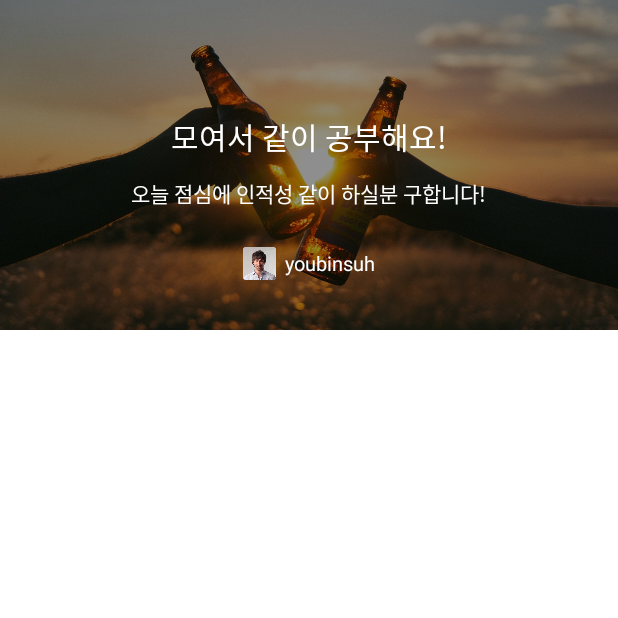
After one commit to ChoiAhHyun/team05_android, an Android app: the HomeDetailActivity screen opened directly, with no data from a screen before it, on a phone screen of 412 x 824 dp, the top half of it. The commit adds this screen. Run offline under Robolectric (Android 15) with nearby library versions, the phone set to English and light mode, and no system bars; our stand-ins replace ButterKnife.

Commit message:
Collapsing Boolbar with Nested View

```diff
--- a/app/src/main/AndroidManifest.xml
+++ b/app/src/main/AndroidManifest.xml
@@ -37,6 +37,7 @@
                 <category android:name="android.intent.category.LAUNCHER"/>
             </intent-filter>
         </activity>
+        <activity android:name=".view.home.HomeDetailActivity" />
     </application>
 
 </manifest>
--- a/app/src/main/java/com/yapp14th/yappapp/Base/BaseActivity.java
+++ b/app/src/main/java/com/yapp14th/yappapp/Base/BaseActivity.java
@@ -5,6 +5,7 @@ import android.app.Dialog;
 import android.content.Context;
 import android.content.ContextWrapper;
 import android.graphics.Bitmap;
+import android.graphics.Color;
 import android.graphics.drawable.BitmapDrawable;
 import android.graphics.drawable.ColorDrawable;
 import android.graphics.drawable.Drawable;
@@ -14,6 +15,7 @@ import android.text.Html;
 import android.util.TypedValue;
 import android.view.LayoutInflater;
 import android.view.MenuItem;
+import android.view.View;
 import android.widget.RelativeLayout;
 
 import com.google.android.material.snackbar.Snackbar;
@@ -32,6 +34,7 @@ public abstract class BaseActivity extends AppCompatActivity {
 
     private int mProgressCount = 0;
     private boolean mIsShowProgress = false;
+    protected Toolbar toolbar;
 
     @Override
     protected void onCreate(@Nullable Bundle savedInstanceState) {
@@ -44,7 +47,7 @@ public abstract class BaseActivity extends AppCompatActivity {
 
     // 툴바 필요할 시 사용
     protected void setToolbar(String title, boolean isBackBtn) {
-        Toolbar toolbar = findViewById(R.id.toolbar);
+        toolbar = findViewById(R.id.toolbar);
 
         if (toolbar != null) {
             if (title != null || !title.isEmpty()) { // 툴바 타이틀이 없을 경우
@@ -53,6 +56,7 @@ public abstract class BaseActivity extends AppCompatActivity {
             setSupportActionBar(toolbar);
 
             ActionBar actionbar = getSupportActionBar();
+
             if (actionbar != null && isBackBtn) { // 이전 버튼을 보여주고 싶지 않을 경우
                 getSupportActionBar().setDisplayHomeAsUpEnabled(true);
                 // 이전 버튼 이미지 추가
@@ -62,8 +66,16 @@ public abstract class BaseActivity extends AppCompatActivity {
                 Drawable newdrawable = new BitmapDrawable(getResources(), Bitmap.createScaledBitmap(bitmap, px, px, true));
                 getSupportActionBar().setHomeAsUpIndicator(newdrawable);
 
+                toolbar.setNavigationOnClickListener(v -> onBackPressed());
+
             }
         }
+    }
+
+    protected void setToolbarColor(int color){
+        getSupportActionBar().setBackgroundDrawable(new ColorDrawable(getColor(R.color.transparent)));
+
+        toolbar.setBackgroundColor(color);
     }
 
 
--- a/app/src/main/java/com/yapp14th/yappapp/adapter/home/GroupCardAdpater.java
+++ b/app/src/main/java/com/yapp14th/yappapp/adapter/home/GroupCardAdpater.java
@@ -15,6 +15,7 @@ import java.util.ArrayList;
 import androidx.annotation.NonNull;
 import androidx.recyclerview.widget.RecyclerView;
 import butterknife.BindView;
+import butterknife.OnClick;
 
 public class GroupCardAdpater extends RecyclerView.Adapter<RecyclerView.ViewHolder> {
 
@@ -22,12 +23,25 @@ public class GroupCardAdpater extends RecyclerView.Adapter<RecyclerView.ViewHold
     private Context mContext;
     private int viewType;
     private final int VIEW_TYPE_NEAR = 0 , VIEW_TYPE_REAL_TIME = 1;
+    private ItemOnCickListener mItemOnClickListener;
 
     public GroupCardAdpater(Context mContext, ArrayList<GroupCardInfo> modelList, int viewType){
 
         this.mContext = mContext;
         this.modelList = modelList;
         this.viewType = viewType;
+
+    }
+
+    public interface ItemOnCickListener{
+
+        void onClickListener(GroupCardInfo model, View sharedView);
+
+    }
+
+    public void setOnItemClickListener(ItemOnCickListener mItemOnClickListener){
+
+        this.mItemOnClickListener = mItemOnClickListener;
 
     }
 
@@ -54,18 +68,39 @@ public class GroupCardAdpater extends RecyclerView.Adapter<RecyclerView.ViewHold
     @Override
     public void onBindViewHolder(@NonNull RecyclerView.ViewHolder viewHolder, int position) {
 
-        GroupCardViewHolder holder = (GroupCardViewHolder) viewHolder;
+            GroupCardViewHolder holder = (GroupCardViewHolder) viewHolder;
 
+            GroupCardInfo model = modelList.get(position);
 
+            holder.imgCardBgr.setTransitionName(model.getTitle());
+
+            holder.itemView.setOnClickListener(onClickListener(modelList.get(position), holder.imgCardBgr));
+
+            //TODO
+            //set View Data
 
     }
+
+    private View.OnClickListener onClickListener(final GroupCardInfo model, final ImageView sharedImage){
+
+        View.OnClickListener listener = new View.OnClickListener() {
+            @Override
+            public void onClick(View v) {
+                mItemOnClickListener.onClickListener(model, sharedImage);
+            }
+        };
+
+        return listener;
+
+    }
+
 
     @Override
     public int getItemCount() {
         return modelList.size();
     }
 
-    private class GroupCardViewHolder extends RecyclerView.ViewHolder implements View.OnClickListener{
+    private class GroupCardViewHolder extends RecyclerView.ViewHolder {
 
         private ImageView imgCardBgr, imgUser1, imgUser2, imgUser3, imgUser4;
         private TextView txtCardTitle, txtDate, txtTime, txtLocName, txtDist, txtUsersCnt;
@@ -100,10 +135,6 @@ public class GroupCardAdpater extends RecyclerView.Adapter<RecyclerView.ViewHold
 
         }
 
-        @Override
-        public void onClick(View v) {
-
-        }
     }
 
 }
--- a/app/src/main/java/com/yapp14th/yappapp/model/GroupCardInfo.java
+++ b/app/src/main/java/com/yapp14th/yappapp/model/GroupCardInfo.java
@@ -13,7 +13,15 @@ public class GroupCardInfo implements Parcelable {
     private String distance;
     private ArrayList<String> imgSrcPath;
 
-    public GroupCardInfo(String title, String date,String time, String locName, String distance, ArrayList<String> imgSrcPath){
+    public String getTitle() {
+        return title;
+    }
+
+    public void setTitle(String title) {
+        this.title = title;
+    }
+
+    public GroupCardInfo(String title, String date, String time, String locName, String distance, ArrayList<String> imgSrcPath){
 
         this.title = title;
         this.time = time;
--- a/app/src/main/java/com/yapp14th/yappapp/view/activity/MainActivity.java
+++ b/app/src/main/java/com/yapp14th/yappapp/view/activity/MainActivity.java
@@ -11,7 +11,7 @@ import com.yapp14th.yappapp.Base.BaseFragment;
 import com.yapp14th.yappapp.R;
 import com.yapp14th.yappapp.view.fragment.AddFragment;
 import com.yapp14th.yappapp.view.fragment.AlarmFragment;
-import com.yapp14th.yappapp.view.fragment.HomeFragment;
+import com.yapp14th.yappapp.view.home.HomeFragment;
 import com.yapp14th.yappapp.view.fragment.MypageFragment;
 
 import androidx.annotation.NonNull;
--- /dev/null
+++ b/app/src/main/java/com/yapp14th/yappapp/view/home/HomeDetailActivity.java
@@ -0,0 +1,94 @@
+package com.yapp14th.yappapp.view.home;
+
+import android.app.Activity;
+import android.graphics.drawable.ColorDrawable;
+import android.os.Bundle;
+import android.transition.Fade;
+import android.transition.Transition;
+import android.view.View;
+import android.widget.ImageView;
+
+import com.google.android.material.appbar.CollapsingToolbarLayout;
+import com.yapp14th.yappapp.Base.BaseActivity;
+import com.yapp14th.yappapp.R;
+
+import androidx.annotation.Nullable;
+import butterknife.BindView;
+
+
+public class HomeDetailActivity extends BaseActivity implements Transition.TransitionListener {
+
+    @BindView(R.id.ct)
+    CollapsingToolbarLayout ct;
+
+    @BindView(R.id.img_card_bgr)
+    ImageView imgBgr;
+
+    @Override
+    protected int getLayout() {
+        return R.layout.activity_home_detail;
+    }
+
+    @Override
+    protected void onCreate(@Nullable Bundle savedInstanceState) {
+        super.onCreate(savedInstanceState);
+
+        setToolbar("모임 상세", true);
+
+        getWindow().getSharedElementEnterTransition().addListener(this);
+
+        exclude(this);
+
+        ct.setExpandedTitleTextAppearance(R.style.ExpandedAppBarBlack);
+
+        ct.setCollapsedTitleTextAppearance(R.style.CollapsedAppBarBlack);
+
+        toolbar.setVisibility(View.INVISIBLE);
+
+        setTransitionName();
+
+        getSupportActionBar().setBackgroundDrawable(new ColorDrawable(getColor(R.color.transparent)));
+
+    }
+
+    private void setTransitionName(){
+
+        postponeEnterTransition();
+
+        imgBgr.setTransitionName(getIntent().getStringExtra(getString(R.string.intent_str_transition_view)));
+
+        imgBgr.setImageDrawable(getResources().getDrawable(R.drawable.sample_glass));
+
+        startPostponedEnterTransition();
+    }
+
+    public static void exclude(Activity context){   // transition 시 화면 반짝이 제거
+
+        Fade fade = new Fade();
+
+        View decor = context.getWindow().getDecorView();
+
+        fade.excludeTarget(decor.findViewById(R.id.action_bar_container), true );
+        fade.excludeTarget(android.R.id.statusBarBackground, true);
+        fade.excludeTarget(android.R.id.navigationBarBackground, true);
+
+        context.getWindow().setEnterTransition(fade);
+        context.getWindow().setExitTransition(fade);
+
+    }
+
+    @Override
+    public void onTransitionStart(Transition transition) { }
+
+    @Override
+    public void onTransitionEnd(Transition transition) { toolbar.setVisibility(View.VISIBLE); }
+
+    @Override
+    public void onTransitionCancel(Transition transition) { }
+
+    @Override
+    public void onTransitionPause(Transition transition) { }
+
+    @Override
+    public void onTransitionResume(Transition transition) { }
+}
--- a/app/src/main/java/com/yapp14th/yappapp/view/fragment/HomeFragment.java
+++ b/app/src/main/java/com/yapp14th/yappapp/view/home/HomeFragment.java
@@ -1,7 +1,7 @@
-package com.yapp14th.yappapp.view.fragment;
+package com.yapp14th.yappapp.view.home;
 
+import android.content.Intent;
 import android.os.Bundle;
-import android.view.LayoutInflater;
 import android.view.View;
 
 import com.yapp14th.yappapp.Base.BaseFragment;
@@ -13,6 +13,9 @@ import java.util.ArrayList;
 
 import androidx.annotation.NonNull;
 import androidx.annotation.Nullable;
+import androidx.core.app.ActivityOptionsCompat;
+import androidx.core.util.Pair;
+import androidx.core.view.ViewCompat;
 import androidx.recyclerview.widget.LinearLayoutManager;
 import androidx.recyclerview.widget.RecyclerView;
 import butterknife.BindView;
@@ -100,11 +103,34 @@ public class HomeFragment extends BaseFragment {
 
         adapterNear = new GroupCardAdpater(getActivity(), nearGroupModelList, 0);
 
+        adapterNear.setOnItemClickListener(itemClickListener);
+
         rvNearGroup.setAdapter(adapterNear);
 
+
         adapterRealTime = new GroupCardAdpater(getActivity(), realTimeGroupModelList, 1);
+
+        adapterRealTime.setOnItemClickListener(itemClickListener);
 
         rvRealTime.setAdapter(adapterRealTime);
 
     }
+
+    private GroupCardAdpater.ItemOnCickListener itemClickListener = new GroupCardAdpater.ItemOnCickListener() {
+        @Override
+        public void onClickListener(GroupCardInfo model, View sharedView) {
+
+            Intent intent = new Intent(getActivity(), HomeDetailActivity.class);
+            intent.putExtra(getString(R.string.intent_str_transition_view), ViewCompat.getTransitionName(sharedView));
+            intent.putExtra("groupInfo", model);
+
+            ActivityOptionsCompat options = ActivityOptionsCompat.makeSceneTransitionAnimation(getActivity(),
+                    Pair.create(sharedView, ViewCompat.getTransitionName(sharedView)));
+            startActivityForResult(intent, 1, options.toBundle());
+
+
+        }
+    };
+
+
 }
--- /dev/null
+++ b/app/src/main/res/layout/activity_home_detail.xml
@@ -0,0 +1,115 @@
+<?xml version="1.0" encoding="utf-8"?>
+<androidx.coordinatorlayout.widget.CoordinatorLayout
+    android:background="@color/white"
+    xmlns:android="http://schemas.android.com/apk/res/android"
+    android:layout_width="match_parent"
+    android:layout_height="match_parent"
+    xmlns:app="http://schemas.android.com/apk/res-auto">
+
+    <com.google.android.material.appbar.AppBarLayout
+        android:id="@+id/ab_dish_detail"
+        app:layout_constraintLeft_toLeftOf="parent"
+        app:layout_constraintRight_toRightOf="parent"
+        app:layout_constraintTop_toTopOf="parent"
+        android:theme="@style/AppTheme.AppBarOverlay"
+        android:layout_height="220dp"
+        android:fitsSystemWindows="true"
+        android:layout_width="match_parent">
+        <com.google.android.material.appbar.CollapsingToolbarLayout
+            android:id="@+id/ct"
+            android:layout_width="match_parent"
+            android:layout_height="match_parent"
+            app:layout_scrollFlags="scroll|exitUntilCollapsed"
+            app:contentScrim="@color/white">
+
+            <ImageView
+                android:id="@id/img_card_bgr"
+                android:layout_width="match_parent"
+                android:layout_height="match_parent"
+                android:scaleType="centerCrop"
+                app:layout_collapseMode="parallax"
+                app:layout_collapseParallaxMultiplier="0.7" />
+
+            <View
+                android:background="@color/blur_black"
+                android:layout_width="match_parent"
+                android:layout_height="match_parent"/>
+
+            <LinearLayout
+                android:layout_marginTop="?attr/actionBarSize"
+                android:layout_width="match_parent"
+                android:layout_height="match_parent"
+                android:orientation="vertical"
+                android:gravity="center_horizontal"
+                android:layout_marginBottom="20dp"
+                >
+
+                <TextView
+                    android:layout_marginTop="20dp"
+                    android:layout_width="wrap_content"
+                    android:layout_height="wrap_content"
+                    android:textSize="20dp"
+                    android:textColor="#ffffff"
+                    android:text="모여서 같이 공부해요!" />
+
+                <TextView
+                    android:layout_width="wrap_content"
+                    android:layout_height="wrap_content"
+                    android:layout_marginTop="12dp"
+                    android:textSize="14dp"
+                    android:textColor="#ffffff"
+                    android:text="오늘 점심에 인적성 같이 하실분 구합니다!"
+                    />
+
+                <LinearLayout
+                    android:layout_marginTop="25dp"
+                    android:layout_width="wrap_content"
+                    android:layout_height="wrap_content"
+                    android:gravity="center">
+
+                    <androidx.cardview.widget.CardView
+                        android:layout_width="22dp"
+                        android:layout_height="22dp">
+                        <ImageView
+                            android:src="@drawable/sample_user1"
+                            android:layout_width="match_parent"
+                            android:layout_height="match_parent" />
+                    </androidx.cardview.widget.CardView>
+
+                    <TextView
+                        android:layout_marginLeft="6dp"
+                        android:layout_width="wrap_content"
+                        android:layout_height="wrap_content"
+                        android:textSize="13.2dp"
+                        android:textColor="#ffffff"
+                        android:text="youbinsuh"
+                        />
+
+                </LinearLayout>
+
+            </LinearLayout>
+
+            <androidx.appcompat.widget.Toolbar
+                android:id="@+id/toolbar"
+                android:layout_height="?attr/actionBarSize"
+                android:layout_width="match_parent"
+                app:popupTheme="@style/AppTheme.PopupOverlay"
+                app:layout_collapseMode="pin"/>
+        </com.google.android.material.appbar.CollapsingToolbarLayout>
+    </com.google.android.material.appbar.AppBarLayout>
+
+    <androidx.core.widget.NestedScrollView
+        app:layout_behavior="@string/appbar_scrolling_view_behavior"
+        android:layout_width="match_parent"
+        android:layout_height="wrap_content">
+
+        <androidx.constraintlayout.widget.ConstraintLayout
+            android:layout_width="match_parent"
+            android:layout_height="match_parent"
+            android:nestedScrollingEnabled="true">
+
+
+
+        </androidx.constraintlayout.widget.ConstraintLayout>
+    </androidx.core.widget.NestedScrollView>
+</androidx.coordinatorlayout.widget.CoordinatorLayout>
--- a/app/src/main/res/values/colors.xml
+++ b/app/src/main/res/values/colors.xml
@@ -18,5 +18,7 @@
     <color name="color_fefefe">#fefefe</color>
     <color name="color_0000ff">#0000ff</color>
     <color name="color_ff1616">#ff1616</color>
-    <color name="transparent">#FFFFFFFF</color>
+    <color name="transparent">#00000000</color>
+    <color name="page_bgr">#f7f7f7</color>
+    <color name="blur_black">#70000000</color>
 </resources>
--- a/app/src/main/res/values/strings.xml
+++ b/app/src/main/res/values/strings.xml
@@ -1,4 +1,5 @@
 <resources>
     <string name="app_name">YappApp</string>
     <string name="main_bgr_ratio">391.6:358.6</string>
+    <string name="intent_str_transition_view">transitionNameOfView</string>
 </resources>
--- a/app/src/main/res/values/styles.xml
+++ b/app/src/main/res/values/styles.xml
@@ -19,6 +19,7 @@
         <item name="colorAccent">@color/colorAccent</item>
         <item name="windowActionBar">false</item>
         <item name="windowNoTitle">true</item>
+        <item name="android:windowContentTransitions">true</item>
     </style>
 
     <style name="Loading.ProgressDialog" parent="@style/Theme.AppCompat.Light.Dialog">
@@ -28,4 +29,18 @@
         <item name="colorPrimaryDark">@color/colorPrimaryDark</item>
         <item name="colorAccent">@color/colorAccent</item>
     </style>
+
+    <style name="AppTheme.AppBarOverlay" parent="ThemeOverlay.AppCompat.Dark.ActionBar" />
+
+    <style name="AppTheme.PopupOverlay" parent="ThemeOverlay.AppCompat.Light" />
+
+    <style name="ExpandedAppBarBlack" parent="@android:style/TextAppearance">
+        <item name="android:textColor">@android:color/transparent</item>
+        <item name="android:textSize">0sp</item>
+    </style>
+
+    <style name="CollapsedAppBarBlack" parent="@android:style/TextAppearance">
+        <item name="android:textSize">20sp</item>
+        <item name="android:textColor">@color/black</item>
+    </style>
 </resources>
```
